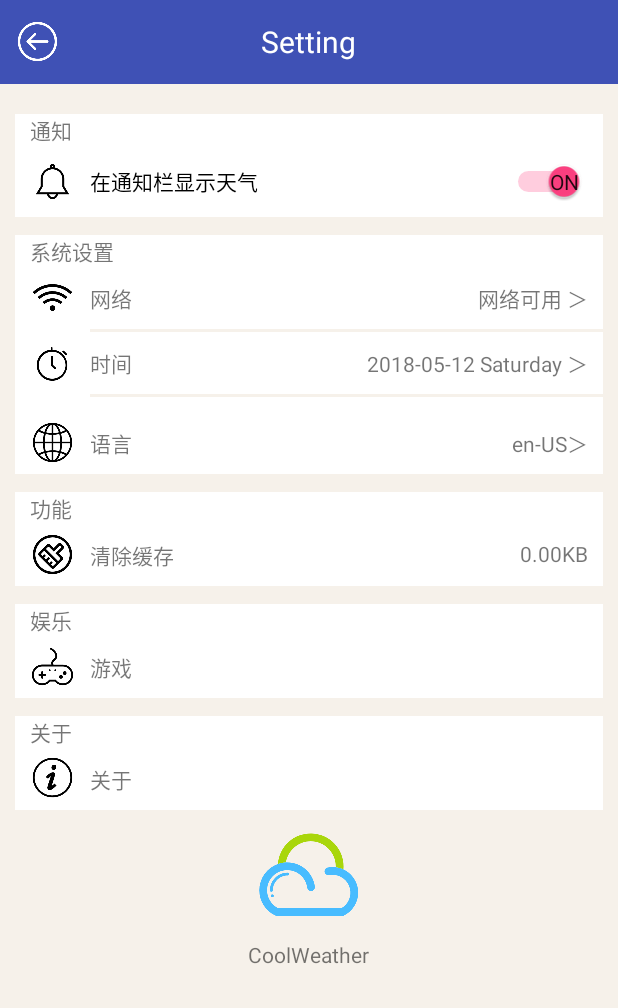
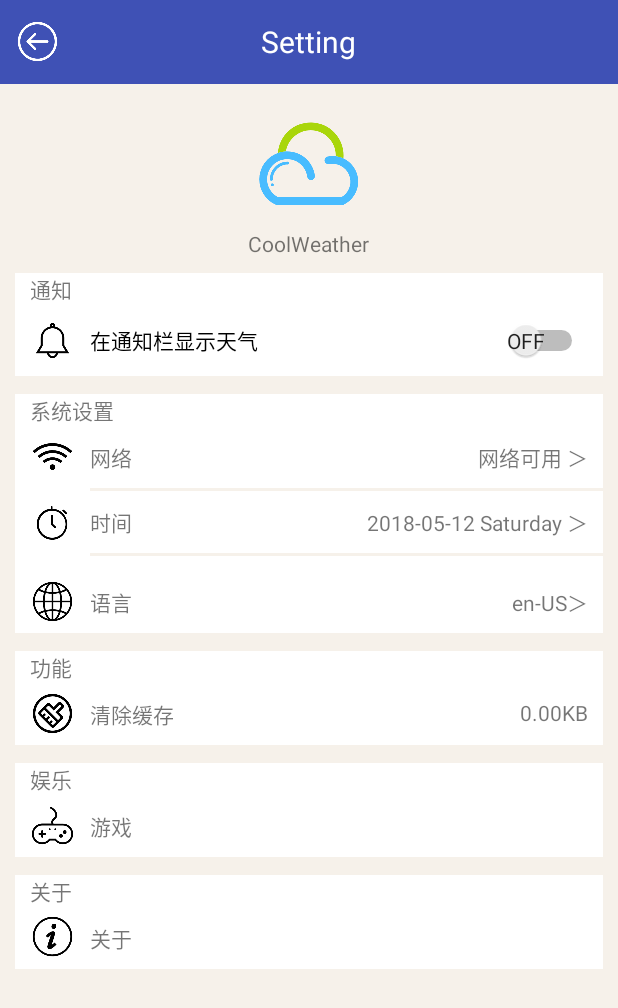
Before and after one commit to HangYongmao/CoolWeather, an Android app: the SettingActivity screen opened directly, with no data from a screen before it, on a phone screen of 412 x 824 dp. Shown: the top 1008 px of the screen. Run offline under Robolectric (Android 15) with nearby library versions, the phone set to English and light mode, and no system bars.

Commit message:
增加通知栏的显示和取消

```diff
--- a/app/build.gradle
+++ b/app/build.gradle
@@ -4,7 +4,7 @@
     compileSdkVersion 26
     defaultConfig {
         applicationId "cn.edu.sicnu.coolweather"
-        minSdkVersion 15
+        minSdkVersion 16
         targetSdkVersion 26
         versionCode 1
         versionName "1.0"
--- a/app/src/main/res/layout/activity_setting.xml
+++ b/app/src/main/res/layout/activity_setting.xml
@@ -39,6 +39,27 @@
         <LinearLayout
             android:layout_width="match_parent"
             android:layout_height="wrap_content"
+            android:orientation="vertical">
+
+            <ImageView
+                android:id="@+id/image_logo"
+                android:layout_width="wrap_content"
+                android:layout_height="wrap_content"
+                android:layout_gravity="center"
+                android:layout_margin="10dp"
+                android:src="@mipmap/logo" />
+
+            <TextView
+                android:layout_width="wrap_content"
+                android:layout_height="wrap_content"
+                android:layout_gravity="center"
+                android:text="@string/app_name" />
+
+        </LinearLayout>
+
+        <LinearLayout
+            android:layout_width="match_parent"
+            android:layout_height="wrap_content"
             android:layout_marginTop="10dp"
             android:background="#FFF"
             android:orientation="vertical">
@@ -66,7 +87,7 @@
                     android:layout_width="match_parent"
                     android:layout_height="wrap_content"
                     android:layout_margin="10dp"
-                    android:checked="true"
+                    android:checked="false"
                     android:showText="true"
                     android:text="在通知栏显示天气"
                     android:textOff="@string/notification_off"
@@ -358,27 +379,6 @@
 
         </LinearLayout>
 
-        <LinearLayout
-            android:layout_width="match_parent"
-            android:layout_height="wrap_content"
-            android:orientation="vertical">
-
-            <ImageView
-                android:id="@+id/image_logo"
-                android:layout_width="wrap_content"
-                android:layout_height="wrap_content"
-                android:layout_gravity="center"
-                android:layout_margin="10dp"
-                android:src="@mipmap/logo" />
-
-            <TextView
-                android:layout_width="wrap_content"
-                android:layout_height="wrap_content"
-                android:layout_gravity="center"
-                android:text="@string/app_name" />
-
-        </LinearLayout>
-
     </LinearLayout>
 
 </LinearLayout>
```
Also changed, not shown: app/src/main/java/cn/edu/sicnu/coolweather/SettingActivity.java (+53 -0 lines), app/src/main/res/layout/notification_layout.xml (added, +37 -0 lines).
